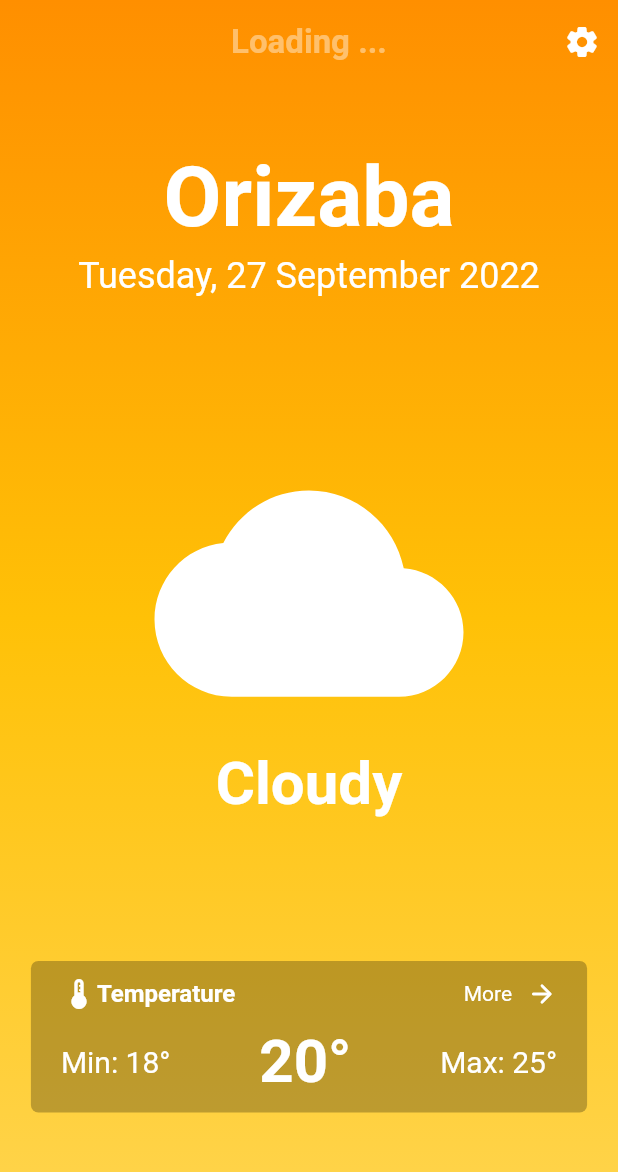
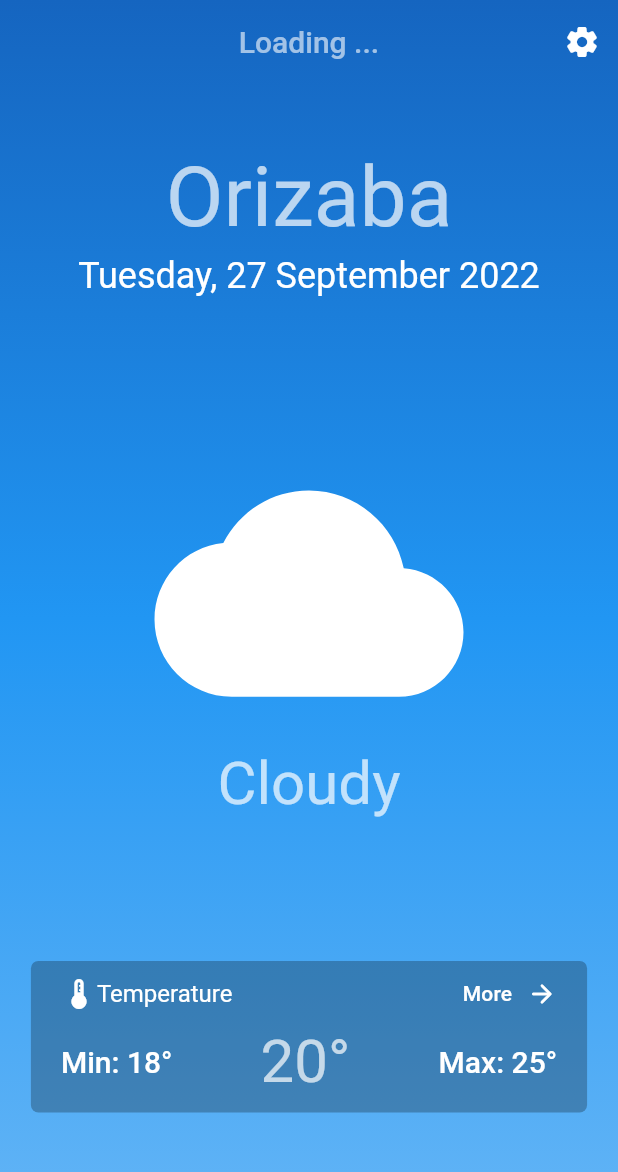
Before and after one commit to dnieln7/bloc-weather-app, a Flutter app: the screen it shows after launch, on a phone screen of 412 x 824 dp. Shown: the top 1172 px of the screen. Run offline on Flutter 3.47's test engine with Material 2 defaults, Android fonts, the phone set to English and light mode, and no system bars.

Commit message:
Extracted TextStyles in separate widgets

```diff
--- a/lib/main.dart
+++ b/lib/main.dart
@@ -15,9 +15,7 @@ class WeatherApp extends StatelessWidget {
   Widget build(BuildContext context) {
     return MaterialApp(
       title: 'Weather app',
-      theme: ThemeData(
-        primarySwatch: Colors.blue,
-      ),
+      theme: ThemeData.dark(),
       initialRoute: homeScreenRoute,
       onGenerateRoute: _router.onGenerateRoute,
     );
--- a/lib/ui/screens/home_screen.dart
+++ b/lib/ui/screens/home_screen.dart
@@ -1,14 +1,15 @@
 import 'package:flutter/material.dart';
 import 'package:weather_app/ui/widgets/animated/animated_widgets.dart';
+import 'package:weather_app/ui/widgets/style/style.dart';
 
 const String homeScreenRoute = "/";
 
 class HomeScreen extends StatelessWidget {
   HomeScreen({Key? key}) : super(key: key);
 
-  final Color weatherColorStart = Colors.amber.shade800;
-  final Color weatherColorCenter = Colors.amber.shade500;
-  final Color weatherColorEnd = Colors.amber.shade300;
+  final Color weatherColorStart = Colors.blue.shade800;
+  final Color weatherColorCenter = Colors.blue.shade500;
+  final Color weatherColorEnd = Colors.blue.shade300;
 
   final bool searching = true;
 
@@ -21,14 +22,10 @@ class HomeScreen extends StatelessWidget {
         elevation: 0,
         centerTitle: true,
         title: searching
-            ? const BlinkingContainer(
+            ? BlinkingContainer(
                 child: Text(
                   'Loading ...',
-                  style: TextStyle(
-                    color: Colors.white70,
-                    fontSize: 22,
-                    fontWeight: FontWeight.bold,
-                  ),
+                  style: TextStyles.titleLarge(context),
                 ),
               )
             : Container(),
@@ -54,25 +51,12 @@ class HomeScreen extends StatelessWidget {
         ),
         child: Column(
           children: [
-            Text(
-              'Orizaba',
-              style: TextStyle(
-                color: Colors.white,
-                fontSize:
-                    Theme.of(context).textTheme.displayMedium?.fontSize ?? 45,
-                fontWeight: FontWeight.bold,
-              ),
-            ),
+            Text('Orizaba', style: TextStyles.displayMedium(context)),
             const SizedBox(height: 5),
             Text(
               'Tuesday, 27 September 2022',
               textAlign: TextAlign.center,
-              style: TextStyle(
-                color: Colors.white,
-                fontSize:
-                    Theme.of(context).textTheme.headlineSmall?.fontSize ?? 24,
-                fontWeight: FontWeight.normal,
-              ),
+              style: TextStyles.headlineSmall(context),
             ),
             Expanded(
               child: Column(
@@ -83,16 +67,7 @@ class HomeScreen extends StatelessWidget {
                     color: Colors.white,
                     size: MediaQuery.of(context).size.width / 2,
                   ),
-                  Text(
-                    'Cloudy',
-                    style: TextStyle(
-                      color: Colors.white,
-                      fontSize:
-                          Theme.of(context).textTheme.headlineLarge?.fontSize ??
-                              32,
-                      fontWeight: FontWeight.bold,
-                    ),
-                  ),
+                  Text('Cloudy', style: TextStyles.headlineLarge(context)),
                 ],
               ),
             ),
@@ -110,78 +85,25 @@ class HomeScreen extends StatelessWidget {
                       Expanded(
                         child: Text(
                           'Temperature',
-                          style: TextStyle(
-                            color: Colors.white,
-                            fontSize: Theme.of(context)
-                                    .textTheme
-                                    .titleMedium
-                                    ?.fontSize ??
-                                16,
-                            fontWeight: FontWeight.bold,
-                          ),
+                          style: TextStyles.titleMedium(context),
                         ),
                       ),
-                      Text(
-                        'More',
-                        style: TextStyle(
-                          color: Colors.white,
-                          fontSize: Theme
-                              .of(context)
-                              .textTheme
-                              .titleSmall
-                              ?.fontSize ??
-                              14,
-                          fontWeight: FontWeight.normal,
-                        ),
-                      ),
+                      Text('More', style: TextStyles.titleSmall(context)),
                       SizedBox(width: 10),
                       Icon(
                         Icons.arrow_forward_rounded,
                         color: Colors.white,
                         size: 20,
                       ),
-                      ],
+                    ],
                   ),
                   SizedBox(height: 10),
                   Row(
                     mainAxisAlignment: MainAxisAlignment.spaceBetween,
                     children: [
-                      Text(
-                        'Min: 18°',
-                        style: TextStyle(
-                          color: Colors.white,
-                          fontSize: Theme.of(context)
-                                  .textTheme
-                                  .titleLarge
-                                  ?.fontSize ??
-                              22,
-                          fontWeight: FontWeight.normal,
-                        ),
-                      ),
-                      Text(
-                        '20°',
-                        style: TextStyle(
-                          color: Colors.white,
-                          fontSize: Theme.of(context)
-                                  .textTheme
-                                  .headlineLarge
-                                  ?.fontSize ??
-                              32,
-                          fontWeight: FontWeight.bold,
-                        ),
-                      ),
-                      Text(
-                        'Max: 25°',
-                        style: TextStyle(
-                          color: Colors.white,
-                          fontSize: Theme.of(context)
-                                  .textTheme
-                                  .titleLarge
-                                  ?.fontSize ??
-                              22,
-                          fontWeight: FontWeight.normal,
-                        ),
-                      ),
+                      Text('Min: 18°', style: TextStyles.titleLarge(context)),
+                      Text('20°', style: TextStyles.headlineLarge(context)),
+                      Text('Max: 25°', style: TextStyles.titleLarge(context)),
                     ],
                   ),
                 ],
--- /dev/null
+++ b/lib/ui/widgets/style/style.dart
@@ -0,0 +1 @@
+export 'text_styles.dart';
--- /dev/null
+++ b/lib/ui/widgets/style/text_styles.dart
@@ -0,0 +1,40 @@
+import 'package:flutter/material.dart';
+
+class TextStyles {
+
+  // Display
+
+  static TextStyle displayMedium(BuildContext context) {
+    return Theme.of(context).textTheme.displayMedium ??
+        const TextStyle(fontSize: 45, fontWeight: FontWeight.w400);
+  }
+
+  // Headline
+
+  static TextStyle headlineLarge(BuildContext context) {
+    return Theme.of(context).textTheme.headlineLarge ??
+        const TextStyle(fontSize: 32, fontWeight: FontWeight.w400);
+  }
+
+  static TextStyle headlineSmall(BuildContext context) {
+    return Theme.of(context).textTheme.headlineSmall ??
+        const TextStyle(fontSize: 24, fontWeight: FontWeight.w400);
+  }
+
+  // Title
+
+  static TextStyle titleLarge(BuildContext context) {
+    return Theme.of(context).textTheme.titleLarge ??
+        const TextStyle(fontSize: 22, fontWeight: FontWeight.w400);
+  }
+
+  static TextStyle titleMedium(BuildContext context) {
+    return Theme.of(context).textTheme.titleMedium ??
+        const TextStyle(fontSize: 16, fontWeight: FontWeight.w500);
+  }
+
+  static TextStyle titleSmall(BuildContext context) {
+    return Theme.of(context).textTheme.titleSmall ??
+        const TextStyle(fontSize: 14, fontWeight: FontWeight.w500);
+  }
+}
```
